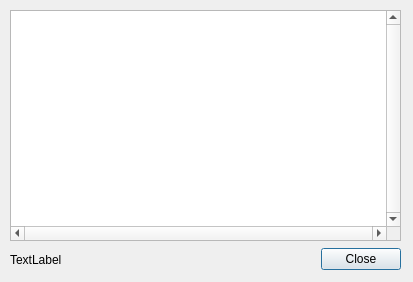
The window that Wilhelmina/DuplicatesDialog.ui (nrosvall/Wilhelmina) describes before a commit, drawn with Qt 5.
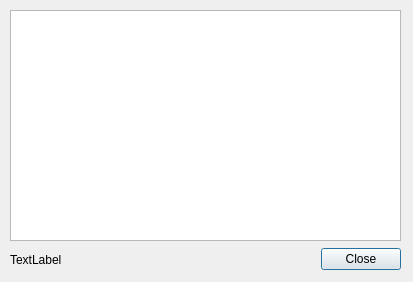
The same window after the commit.

Commit message: It's now possible to edit items directly from the Duplicate Passwords dialog

Diff of the .ui file:
```diff
--- a/Wilhelmina/DuplicatesDialog.ui
+++ b/Wilhelmina/DuplicatesDialog.ui
@@ -75,25 +75,16 @@
      <number>0</number>
     </property>
     <item>
-     <widget class="QPlainTextEdit" name="plainTextEditDuplicates">
-      <property name="verticalScrollBarPolicy">
-       <enum>Qt::ScrollBarAlwaysOn</enum>
+     <widget class="QTableWidget" name="tableWidget">
+      <property name="editTriggers">
+       <set>QAbstractItemView::NoEditTriggers</set>
       </property>
-      <property name="horizontalScrollBarPolicy">
-       <enum>Qt::ScrollBarAlwaysOn</enum>
-      </property>
-      <property name="undoRedoEnabled">
+      <attribute name="horizontalHeaderVisible">
        <bool>false</bool>
-      </property>
-      <property name="lineWrapMode">
-       <enum>QPlainTextEdit::NoWrap</enum>
-      </property>
-      <property name="readOnly">
-       <bool>true</bool>
-      </property>
-      <property name="backgroundVisible">
+      </attribute>
+      <attribute name="verticalHeaderVisible">
        <bool>false</bool>
-      </property>
+      </attribute>
      </widget>
     </item>
    </layout>
```
The commit also changes 10 other files.
